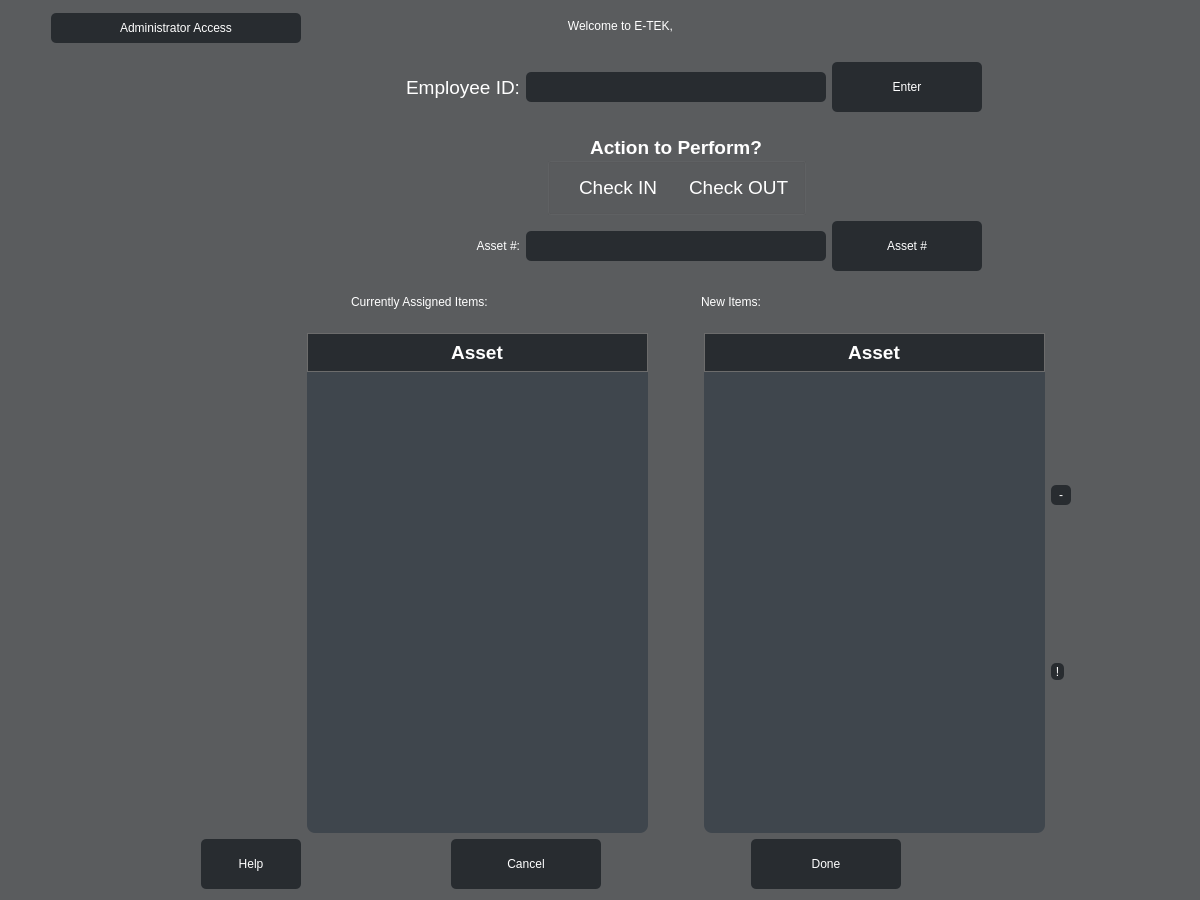
Before: the Qt Designer form ui/Etek_main_window_v2.ui in Capstone-RFID/Code, drawn with Qt 5.
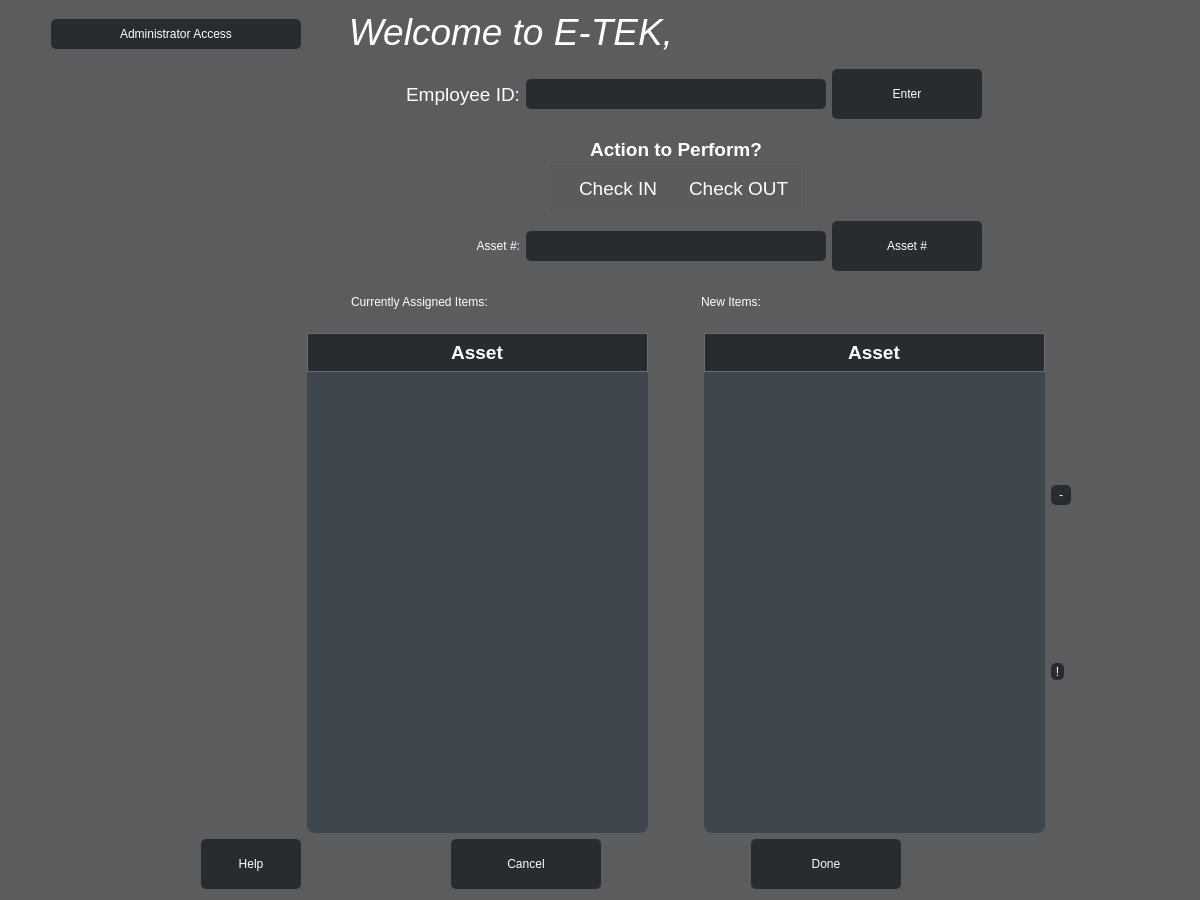
After: the same form once the commit is applied. Icons and pictures are not drawn.

```diff
--- a/ui/Etek_main_window_v2.ui
+++ b/ui/Etek_main_window_v2.ui
@@ -264,7 +264,7 @@
      background: none;
  }
 
-</string>
+ </string>
   </property>
   <layout class="QGridLayout" name="gridLayout_2">
    <item row="0" column="0">
@@ -273,6 +273,18 @@
       <layout class="QHBoxLayout" name="WelcomeMessage">
        <item>
         <widget class="QLabel" name="Welcome_to_ETEK_Label">
+         <property name="font">
+          <font>
+           <family>Arial</family>
+           <pointsize>28</pointsize>
+           <weight>9</weight>
+           <italic>true</italic>
+           <bold>false</bold>
+          </font>
+         </property>
+         <property name="styleSheet">
+          <string notr="true">font: 75 italic 28pt &quot;Arial&quot;;</string>
+         </property>
          <property name="text">
           <string>Welcome to E-TEK,</string>
          </property>
@@ -283,9 +295,15 @@
        </item>
        <item>
         <widget class="QLabel" name="Name_Label">
+         <property name="styleSheet">
+          <string notr="true">font: 75 italic 20pt &quot;Arial&quot;;</string>
+         </property>
          <property name="text">
           <string/>
          </property>
+         <property name="alignment">
+          <set>Qt::AlignBottom|Qt::AlignLeading|Qt::AlignLeft</set>
+         </property>
         </widget>
        </item>
       </layout>
```
Left out of the diff: 2 changed lines with no effect on the pictures.
